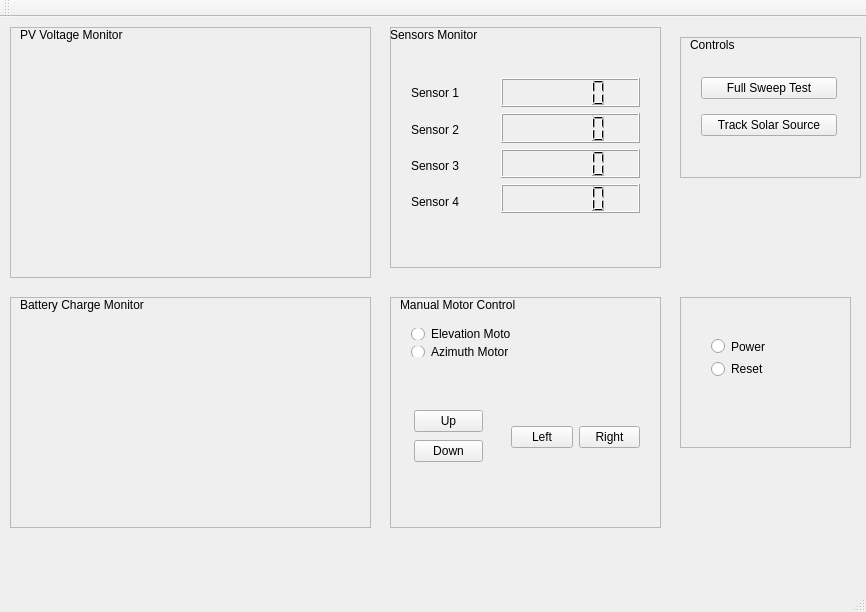
Before: the Qt Designer form mainwindow.ui in atabana/SolarTracker, drawn with Qt 5.
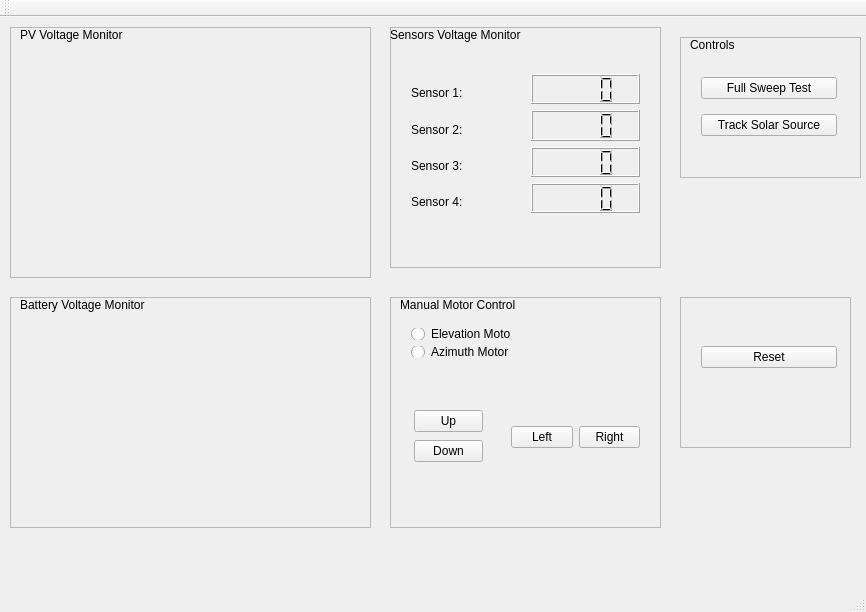
After: the same form once the commit is applied. Custom widgets are drawn as their Qt base class.

Diff of the .ui file:
```diff
--- a/mainwindow.ui
+++ b/mainwindow.ui
@@ -73,12 +73,12 @@
       <rect>
        <x>0</x>
        <y>0</y>
-       <width>111</width>
+       <width>161</width>
        <height>16</height>
       </rect>
      </property>
      <property name="text">
-      <string>Sensors Monitor</string>
+      <string>Sensors Voltage Monitor</string>
      </property>
     </widget>
     <widget class="QWidget" name="verticalLayoutWidget">
@@ -86,7 +86,7 @@
       <rect>
        <x>10</x>
        <y>40</y>
-       <width>71</width>
+       <width>121</width>
        <height>161</height>
       </rect>
      </property>
@@ -94,28 +94,28 @@
       <item>
        <widget class="QLabel" name="sensorLabel_1">
         <property name="text">
-         <string>Sensor 1</string>
+         <string>Sensor 1:</string>
         </property>
        </widget>
       </item>
       <item>
        <widget class="QLabel" name="sensor_label2">
         <property name="text">
-         <string>Sensor 2</string>
+         <string>Sensor 2:</string>
         </property>
        </widget>
       </item>
       <item>
        <widget class="QLabel" name="sensorLabel3">
         <property name="text">
-         <string>Sensor 3</string>
+         <string>Sensor 3:</string>
         </property>
        </widget>
       </item>
       <item>
        <widget class="QLabel" name="sensorLabel_4">
         <property name="text">
-         <string>Sensor 4</string>
+         <string>Sensor 4:</string>
         </property>
        </widget>
       </item>
@@ -124,24 +124,40 @@
     <widget class="QWidget" name="gridLayoutWidget_3">
      <property name="geometry">
       <rect>
-       <x>100</x>
-       <y>40</y>
-       <width>161</width>
-       <height>157</height>
+       <x>130</x>
+       <y>36</y>
+       <width>131</width>
+       <height>161</height>
       </rect>
      </property>
      <layout class="QGridLayout" name="gridLayout_4">
       <item row="1" column="0">
-       <widget class="QLCDNumber" name="lcdSensor_2"/>
+       <widget class="QLCDNumber" name="lcdSensor_2">
+        <property name="digitCount">
+         <number>4</number>
+        </property>
+       </widget>
       </item>
       <item row="0" column="0">
-       <widget class="QLCDNumber" name="lcdSensor_1"/>
+       <widget class="QLCDNumber" name="lcdSensor_1">
+        <property name="digitCount">
+         <number>4</number>
+        </property>
+       </widget>
       </item>
       <item row="3" column="0">
-       <widget class="QLCDNumber" name="lcdSensor_4"/>
+       <widget class="QLCDNumber" name="lcdSensor_4">
+        <property name="digitCount">
+         <number>4</number>
+        </property>
+       </widget>
       </item>
       <item row="2" column="0">
-       <widget class="QLCDNumber" name="lcdSensor_3"/>
+       <widget class="QLCDNumber" name="lcdSensor_3">
+        <property name="digitCount">
+         <number>4</number>
+        </property>
+       </widget>
       </item>
      </layout>
     </widget>
@@ -171,7 +187,7 @@
       </rect>
      </property>
      <property name="text">
-      <string>Battery Charge Monitor</string>
+      <string>Battery Voltage Monitor</string>
      </property>
     </widget>
     <widget class="QCustomPlot" name="chargePlot" native="true">
@@ -365,22 +381,15 @@
     <widget class="QWidget" name="gridLayoutWidget_2">
      <property name="geometry">
       <rect>
-       <x>20</x>
+       <x>10</x>
        <y>30</y>
-       <width>131</width>
+       <width>158</width>
        <height>61</height>
       </rect>
      </property>
      <layout class="QGridLayout" name="gridLayout_3">
       <item row="0" column="0">
-       <widget class="QRadioButton" name="radioButton">
-        <property name="text">
-         <string>Power</string>
-        </property>
-       </widget>
-      </item>
-      <item row="1" column="0">
-       <widget class="QRadioButton" name="radioButton_2">
+       <widget class="QPushButton" name="pushButton_Reset">
         <property name="text">
          <string>Reset</string>
         </property>
```
Left out of the diff: 14 changed lines with no effect on the pictures.
